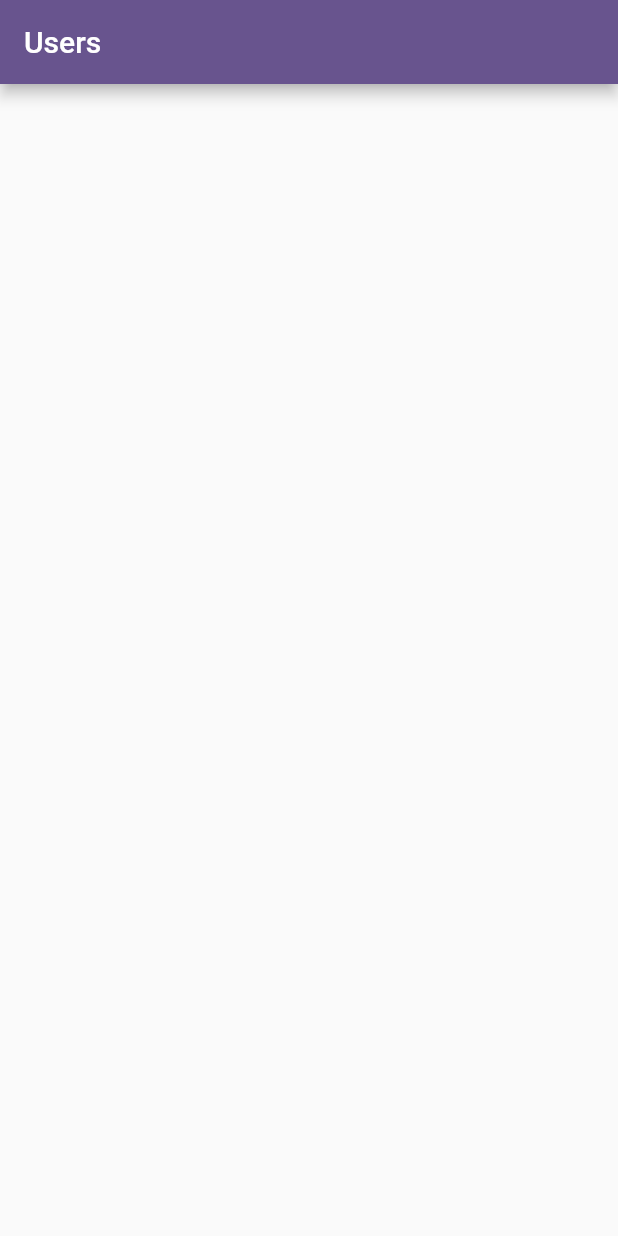
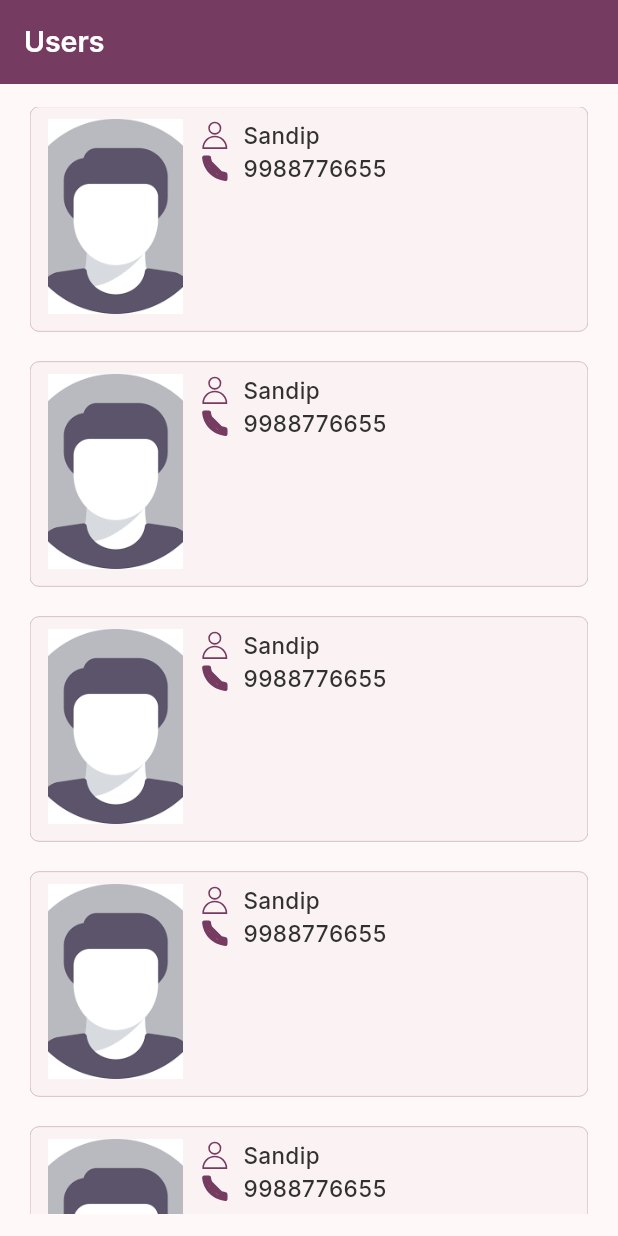
Before and after one commit to Kapil0078/FlutterAPIProject, a Flutter app: the screen it shows after launch, on a phone screen of 412 x 824 dp. Run offline on Flutter 3.47's test engine with Material 2 defaults, Android fonts, the phone set to English and light mode, and no system bars; our stand-ins replace flutter_svg.

Commit message:
UI Page Start

```diff
--- a/lib/color_constatnt.dart
+++ b/lib/color_constatnt.dart
@@ -0,0 +1,19 @@
+import 'package:flutter/material.dart';
+
+const primary = 0xff763b60;
+const appPrimary = Color(primary);
+final Map<int, Color> swatch = {
+  50: const Color.fromRGBO(118, 59, 96, 0.1),
+  100: const Color.fromRGBO(118, 59, 96, 0.2),
+  200: const Color.fromRGBO(118, 59, 96, 0.3),
+  300: const Color.fromRGBO(118, 59, 96, 0.4),
+  400: const Color.fromRGBO(118, 59, 96, 0.5),
+  500: const Color.fromRGBO(118, 59, 96, 0.6),
+  600: const Color.fromRGBO(118, 59, 96, 0.7),
+  700: const Color.fromRGBO(118, 59, 96, 0.8),
+  800: const Color.fromRGBO(118, 59, 96, 0.9),
+  900: const Color.fromRGBO(118, 59, 96, 1),
+};
+
+const background = Color.fromRGBO(118, 59, 96, 0.03);
+const black = Color(0xff313131);
--- a/lib/main.dart
+++ b/lib/main.dart
@@ -1,5 +1,8 @@
 import 'package:flutter/material.dart';
+import 'package:flutter_api_project/helper_function/my_text_style.dart';
 import 'package:flutter_api_project/screens/Home/home_page.dart';
+
+import 'color_constatnt.dart';
 
 void main() {
   runApp(const MyApp());
@@ -15,10 +18,18 @@ class MyApp extends StatelessWidget {
       debugShowCheckedModeBanner: false,
       title: 'API Project',
       theme: ThemeData(
-        colorScheme: ColorScheme.fromSeed(
-          seedColor: Colors.deepPurple,
+        colorScheme: ColorScheme.fromSeed(seedColor: appPrimary),
+        primarySwatch: MaterialColor(primary, swatch),
+        useMaterial3: true,
+        fontFamily: "Inter",
+        appBarTheme: AppBarTheme(
+          elevation: 0.0,
+          backgroundColor: appPrimary,
+          centerTitle: false,
+          titleTextStyle: MyTextStyle.semiBold.copyWith(
+            fontSize: 19,
+          ),
         ),
-        useMaterial3: false,
       ),
       home: const HomePage(),
     );
--- a/lib/screens/Home/home_page.dart
+++ b/lib/screens/Home/home_page.dart
@@ -1,20 +1,103 @@
 import 'package:flutter/material.dart';
+import 'package:flutter_api_project/color_constatnt.dart';
+import 'package:flutter_api_project/helper_function/my_text_style.dart';
+import 'package:flutter_svg/flutter_svg.dart';
+
 class HomePage extends StatelessWidget {
   const HomePage({super.key});
+
+  Widget iconTitle({
+    required String svgPath,
+    required String text,
+  }) {
+    return Row(
+      crossAxisAlignment: CrossAxisAlignment.center,
+      children: [
+        SvgPicture.asset(
+          svgPath,
+          width: 22,
+          height: 22,
+          colorFilter: const ColorFilter.mode(
+            appPrimary,
+            BlendMode.srcIn,
+          ),
+        ),
+        const SizedBox(width: 8),
+        Text(
+          text,
+          style: MyTextStyle.medium.copyWith(
+            color: black,
+            fontSize: 15,
+          ),
+        ),
+      ],
+    );
+  }
 
   @override
   Widget build(BuildContext context) {
     return Scaffold(
       appBar: AppBar(
-        title: Text("Users"),
+        title: const Text("Users"),
       ),
-      body: ListView.builder(
-        itemCount: 5,
-        itemBuilder: (context, index) {
-          return Container(
-
-          );
-        },
+      body: Padding(
+        padding: const EdgeInsets.symmetric(
+          horizontal: 20,
+          vertical: 15,
+        ),
+        child: ListView.builder(
+          itemCount: 5,
+          itemBuilder: (context, index) {
+            return InkWell(
+              onTap: () {},
+              child: Container(
+                margin: EdgeInsets.only(bottom: 20),
+                height: 150,
+                decoration: BoxDecoration(
+                  color: background,
+                  border: Border.all(
+                    color: appPrimary,
+                    width: 0.20,
+                  ),
+                  borderRadius: BorderRadius.circular(6),
+                ),
+                child: Padding(
+                  padding: const EdgeInsets.symmetric(
+                    horizontal: 12,
+                    vertical: 8,
+                  ),
+                  child: Row(
+                    crossAxisAlignment: CrossAxisAlignment.start,
+                    children: [
+                      SizedBox(
+                        width: 90,
+                        height: 130,
+                        child: Image.asset(
+                          "assets/images/placeholder.png",
+                          fit: BoxFit.cover,
+                        ),
+                      ),
+                      const SizedBox(width: 10),
+                      Column(
+                        crossAxisAlignment: CrossAxisAlignment.start,
+                        children: [
+                          iconTitle(
+                            svgPath: "assets/icons/person.svg",
+                            text: "Sandip",
+                          ),
+                          iconTitle(
+                            svgPath: "assets/icons/Phone2.svg",
+                            text: "9988776655",
+                          ),
+                        ],
+                      ),
+                    ],
+                  ),
+                ),
+              ),
+            );
+          },
+        ),
       ),
     );
   }
```
Also changed, not shown: pubspec.yaml (+4 -3 lines).
